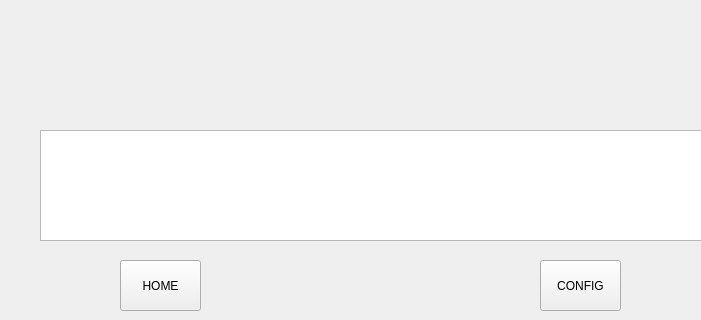
Qt form src/main/resources/base/main_window.ui (FrancescoGalasso/file_watchdog) before a commit; both pictures show x 0 to 701 and y 280 to 600 of the 800 by 600 pixel window.
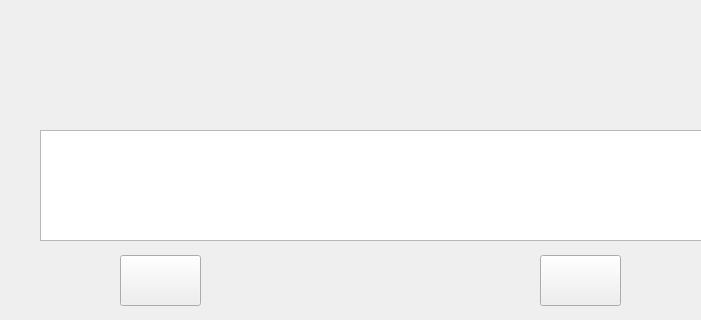
The same form after that commit.

```diff
--- a/src/main/resources/base/main_window.ui
+++ b/src/main/resources/base/main_window.ui
@@ -27,26 +27,26 @@
      <property name="geometry">
       <rect>
        <x>120</x>
-       <y>150</y>
+       <y>145</y>
        <width>81</width>
        <height>51</height>
       </rect>
      </property>
      <property name="text">
-      <string>HOME</string>
+      <string/>
      </property>
     </widget>
     <widget class="QPushButton" name="btn_cfg">
      <property name="geometry">
       <rect>
        <x>540</x>
-       <y>150</y>
+       <y>145</y>
        <width>81</width>
        <height>51</height>
       </rect>
      </property>
      <property name="text">
-      <string>CONFIG</string>
+      <string/>
      </property>
     </widget>
     <widget class="QPlainTextEdit" name="msg_board">
```
Left out of the diff: 18 changed lines with no effect on the pictures.
